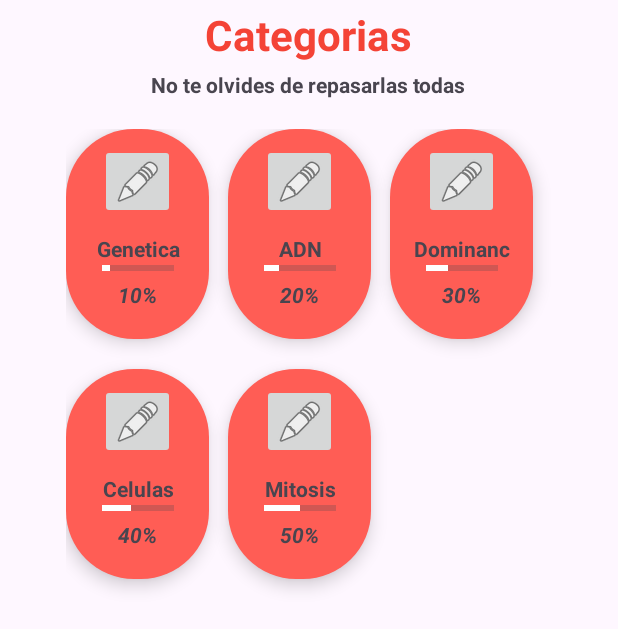
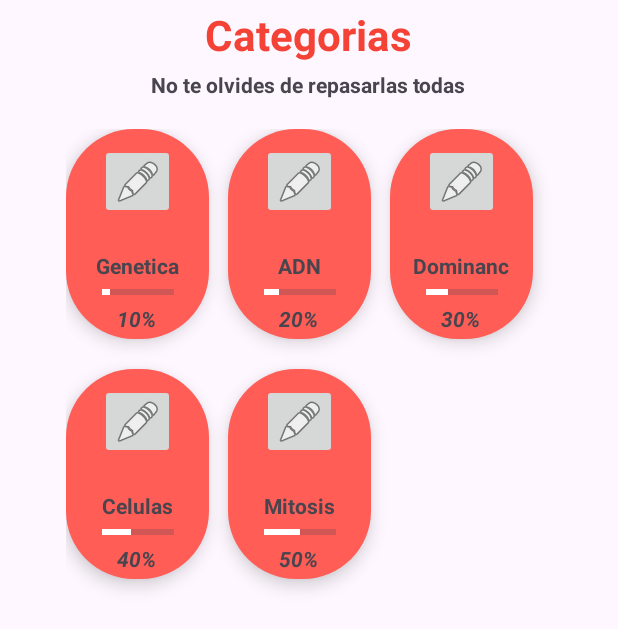
Before and after one commit to Virtualica/mobile-android, an Android app: the fragment topicsFragment shown on its own in the app's theme, on a phone screen of 412 x 824 dp. Shown: the top 629 px of the screen. Run offline under Robolectric (Android 15) with nearby library versions, the phone set to English and light mode, and no system bars.

Commit message:
Fix: Fixing sizes

```diff
--- a/app/src/main/res/layout/fragment_item2.xml
+++ b/app/src/main/res/layout/fragment_item2.xml
@@ -17,10 +17,10 @@
         android:textStyle="bold"
         app:layout_constraintBottom_toBottomOf="parent"
         app:layout_constraintEnd_toEndOf="parent"
-        app:layout_constraintHorizontal_bias="0.5"
+        app:layout_constraintHorizontal_bias="0.483"
         app:layout_constraintStart_toStartOf="parent"
         app:layout_constraintTop_toBottomOf="@+id/imageConstrainLayout"
-        app:layout_constraintVertical_bias="0.17" />
+        app:layout_constraintVertical_bias="0.35" />
 
     <androidx.constraintlayout.widget.ConstraintLayout
         android:id="@+id/imageConstrainLayout"
@@ -61,14 +61,14 @@
         android:id="@+id/progressPrecentageTopic"
         android:layout_width="wrap_content"
         android:layout_height="wrap_content"
-        android:layout_marginBottom="20dp"
+        android:layout_marginBottom="4dp"
         android:text="TextView"
         android:textAlignment="center"
         android:textAllCaps="false"
         android:textStyle="bold|italic"
         app:layout_constraintBottom_toBottomOf="parent"
         app:layout_constraintEnd_toEndOf="parent"
-        app:layout_constraintHorizontal_bias="0.5"
+        app:layout_constraintHorizontal_bias="0.487"
         app:layout_constraintStart_toStartOf="parent"
         app:layout_constraintTop_toBottomOf="@+id/textView8" />
 
```
